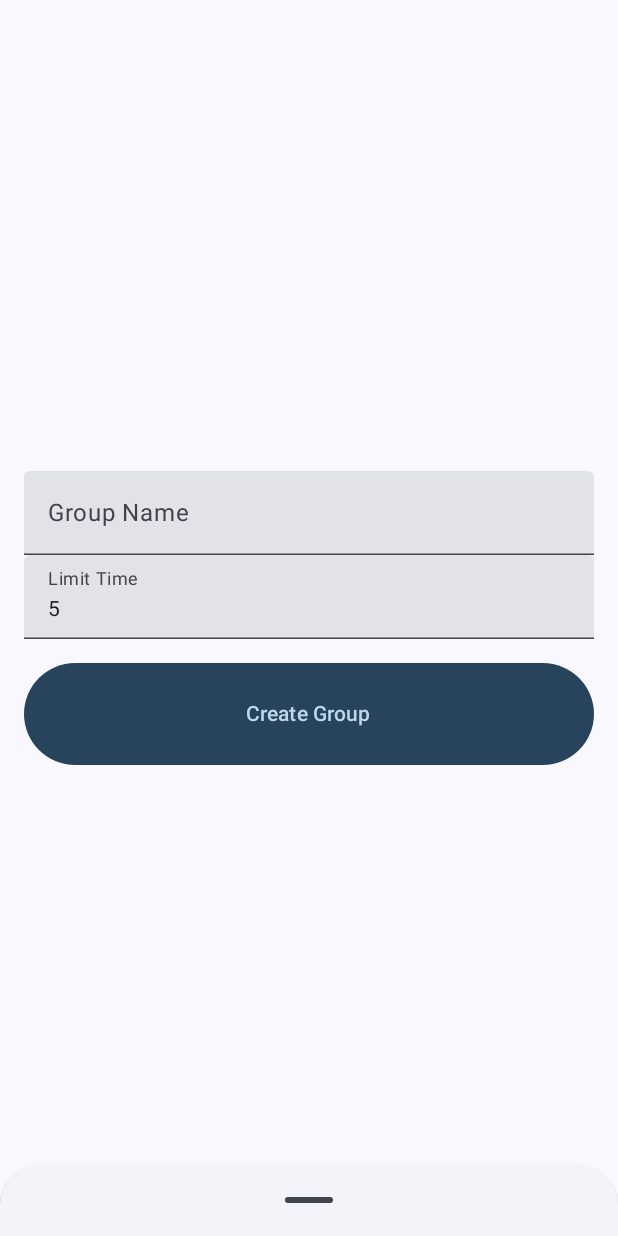
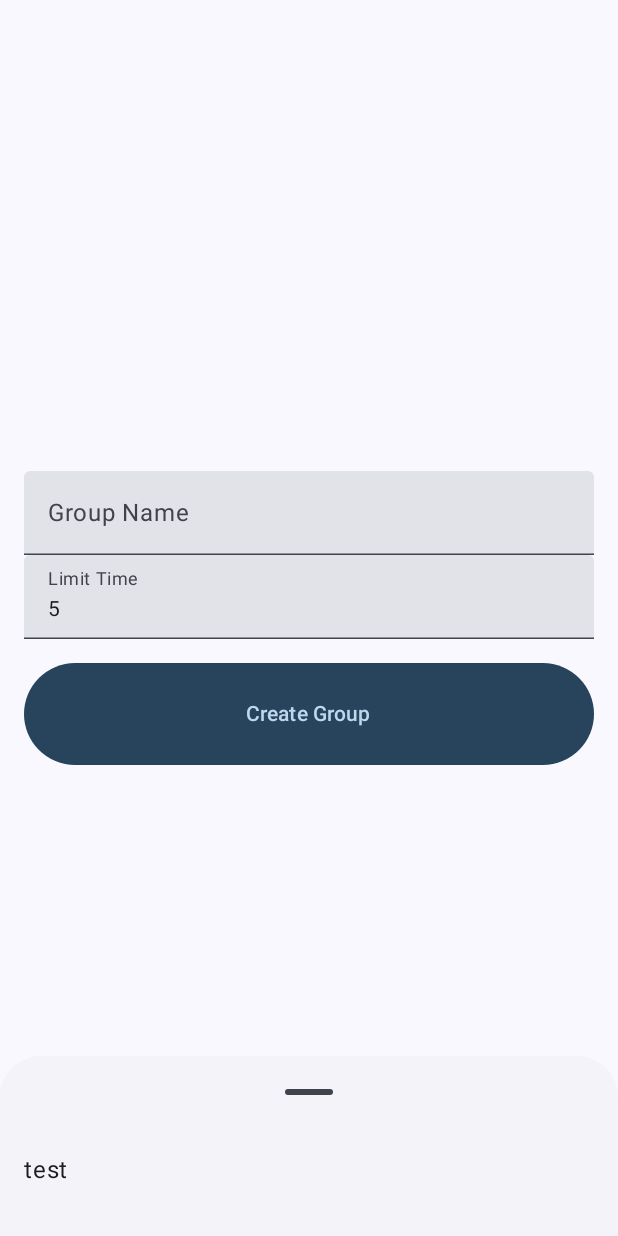
Before and after one commit to jessyjackson/PictionaryParty, an Android app built with Jetpack Compose: the composable MainScreen shown on its own in the app's theme, after a tap on "Create Game", on a phone screen of 412 x 824 dp. Run offline under Robolectric (Android 15) with nearby library versions, the phone set to English and light mode, and no system bars; our stand-ins replace Dagger/Hilt's generated code, constraintlayout-compose; libraries missing offline, so code that uses them is left out: io.getstream.chat.

Commit message:
GroupSheetEntrace

```diff
--- a/app/src/main/java/com/pictionaryparty/data/AppPreference.kt
+++ b/app/src/main/java/com/pictionaryparty/data/AppPreference.kt
@@ -14,7 +14,7 @@ class AppPreference @Inject constructor(
         set(value) = sharedPreferences.edit().putString(KEY_USER_ID,value).apply()
     companion object{
         private const val KEY_USER_ID = "key_user_id"
-        private const val SHARED_PREFS = "pictionarypart-pref"
+        private const val SHARED_PREFS = "pictionaryparty_pref"
 
     }
 }
--- a/app/src/main/java/com/pictionaryparty/di/ChatModule.kt
+++ b/app/src/main/java/com/pictionaryparty/di/ChatModule.kt
@@ -5,6 +5,7 @@ import dagger.Provides
 import dagger.hilt.InstallIn
 import dagger.hilt.components.SingletonComponent
 import io.getstream.chat.android.client.ChatClient
+import io.getstream.chat.android.livedata.ChatDomain
 import javax.inject.Singleton
 
 @Module
@@ -13,5 +14,7 @@ object ChatModule {
     @Provides
     @Singleton
     fun provideChatClient() = ChatClient.instance()
-
+    @Provides
+    @Singleton
+    fun provideChatDomain() = ChatDomain.instance()
 }
--- a/app/src/main/java/com/pictionaryparty/ui/main/group/GroupEntranceSheetContent.kt
+++ b/app/src/main/java/com/pictionaryparty/ui/main/group/GroupEntranceSheetContent.kt
@@ -1,5 +1,41 @@
 package com.pictionaryparty.ui.main.group
 
-fun GroupEntranceSheetContent() {
-    // Add code to display the group token
+import androidx.compose.foundation.layout.Box
+import androidx.compose.foundation.layout.Column
+import androidx.compose.foundation.layout.heightIn
+import androidx.compose.foundation.layout.padding
+import androidx.compose.material3.Text
+import androidx.compose.runtime.Composable
+import androidx.compose.ui.Alignment
+import androidx.compose.ui.Modifier
+import androidx.compose.ui.platform.LocalContext
+import androidx.compose.ui.res.stringResource
+import androidx.compose.ui.tooling.preview.Preview
+import androidx.compose.ui.unit.dp
+import com.pictionaryparty.R
+import io.getstream.chat.android.client.models.Channel
+
+@Composable
+fun GroupEntranceSheetContent(
+    channel: Channel?
+) {
+
+    Box(modifier = Modifier
+        .padding(16.dp)
+        .heightIn(40.dp))
+    {
+        Column (
+            horizontalAlignment = Alignment.CenterHorizontally
+        ){
+            Text(text = "test")
+        }
+    }
+
+
 }
+
+@Preview
+@Composable
+fun def(){
+    GroupEntranceSheetContent(channel = null)
+}
```
Also changed, not shown: app/src/main/AndroidManifest.xml (+4 -3 lines).
